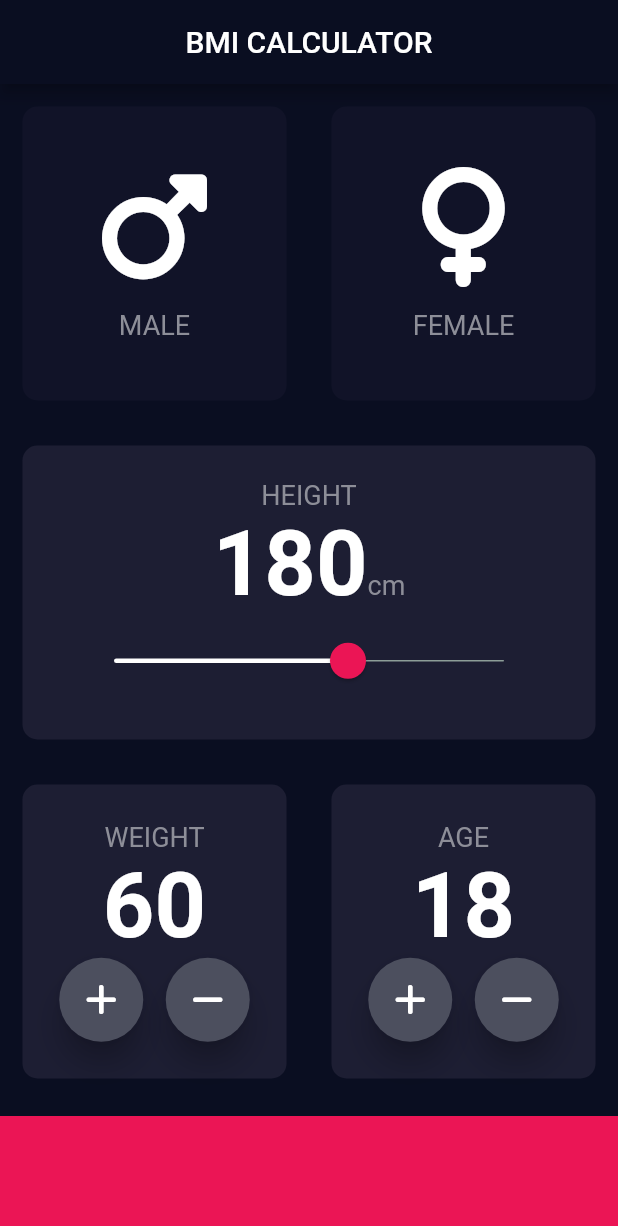
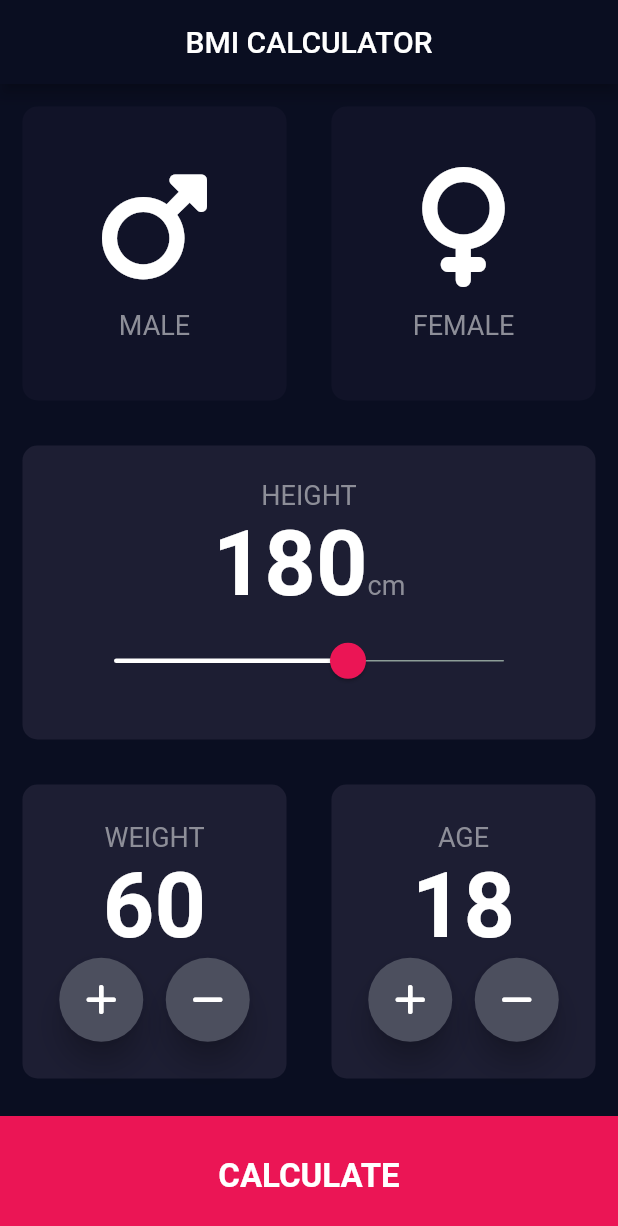
Before and after one commit to Abdelrahma28/BMI_Calculator_App, a Flutter app: the screen it shows after launch, on a phone screen of 412 x 824 dp. Shown: the top 1226 px of the screen. Run offline on Flutter 3.47's test engine with Material 2 defaults, Android fonts, the phone set to English and light mode, and no system bars; our stand-ins replace font_awesome_flutter.

Commit message:
1 down 2 to go

```diff
--- a/lib/constants.dart
+++ b/lib/constants.dart
@@ -1,5 +1,9 @@
 import 'package:flutter/material.dart';
 
+const kCalculateStyle = TextStyle(
+  fontWeight: FontWeight.w600,
+  fontSize: 22.0,
+);
 const kGenderTextColor = Color(0xFF8D8E98);
 const kBottomContainerHeight = 80.0;
 const kBottomContainerColor = Color(0xFFEB1555);
--- a/lib/input_page.dart
+++ b/lib/input_page.dart
@@ -194,11 +194,22 @@ class _InputPageState extends State<InputPage> {
               ],
             ),
           ),
-          Container(
-            color: kBottomContainerColor,
-            margin: const EdgeInsets.only(top: 10.0),
-            width: double.infinity,
-            height: kBottomContainerHeight,
+          GestureDetector(
+            child: Container(
+              child: Column(
+                mainAxisAlignment: MainAxisAlignment.center,
+                children: [
+                  Text(
+                    'CALCULATE',
+                    style: kCalculateStyle,
+                  )
+                ],
+              ),
+              color: kBottomContainerColor,
+              margin: const EdgeInsets.only(top: 10.0),
+              width: double.infinity,
+              height: kBottomContainerHeight,
+            ),
           )
         ],
       ),
```
